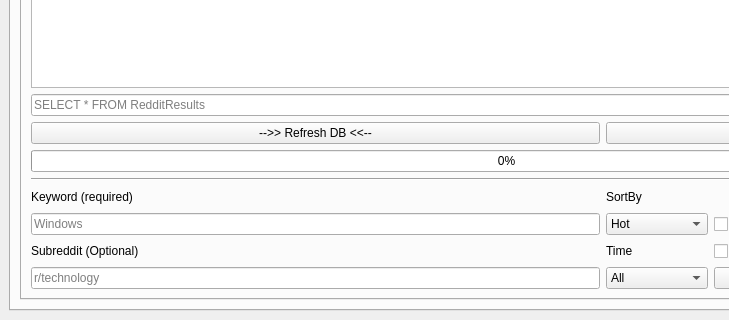
Qt form gui.ui (ryanq47/WhisperNet) before a commit; both pictures show x 0 to 729 and y 410 to 730 of the 1013 by 730 pixel window.
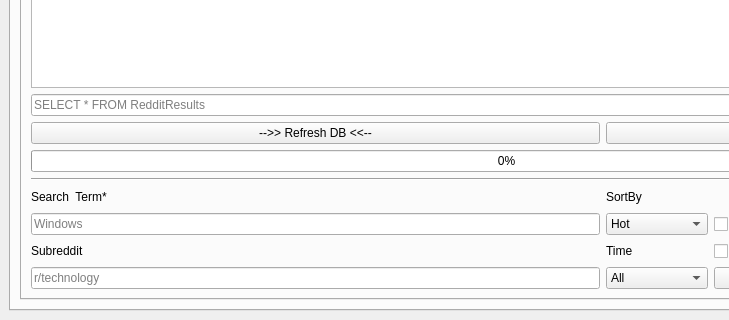
The same form after that commit. The open tabs and pages were chosen to show the change. Icons and pictures are not drawn.

Commit message: worked more on the new reddit osint revamp, oauth is implemnted (need to test) and layout is defined

What changed in the file:
```diff
--- a/gui.ui
+++ b/gui.ui
@@ -954,7 +954,7 @@
             <item row="6" column="1">
              <widget class="QLabel" name="label_6">
               <property name="text">
-               <string>Keyword (required)</string>
+               <string>Search  Term*</string>
               </property>
              </widget>
             </item>
@@ -1056,7 +1056,7 @@
             <item row="8" column="1">
              <widget class="QLabel" name="label_8">
               <property name="text">
-               <string>Subreddit (Optional)</string>
+               <string>Subreddit</string>
               </property>
              </widget>
             </item>
```
Left out of the diff: 2 changed lines with no effect on the pictures. The commit also changes 1 other file.
